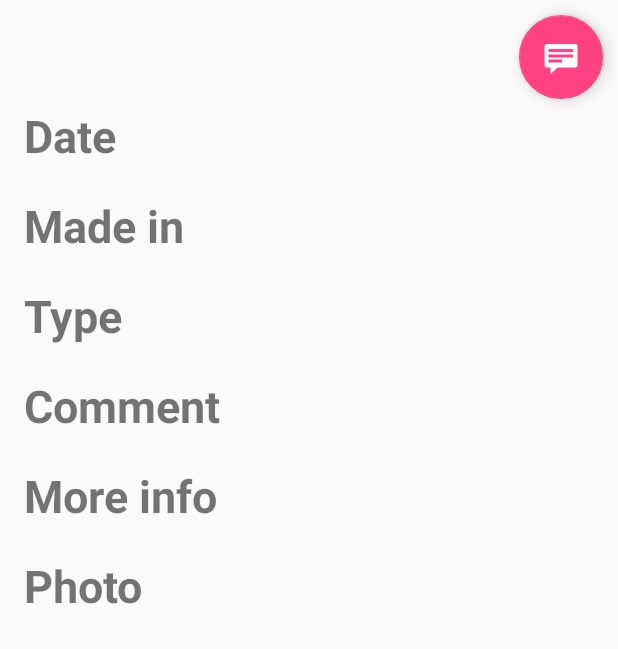
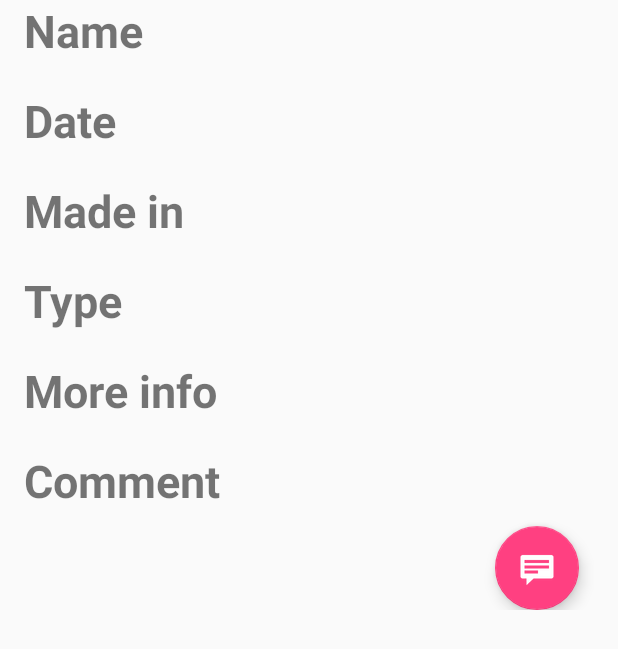
Before and after one commit to juan-filgueiras-rilo/IPM-P2, an Android app: the layout beer_detail.xml on its own in the app's theme, with its tools: preview values and no code run, on a phone screen of 412 x 824 dp. Shown: the top 649 px of the screen. Run offline under Robolectric (Android 15) with nearby library versions, the phone set to English and light mode, and no system bars.

Commit message:
ahora se muestra el nombre de la cerveza cuando estamos en pantalla doble y se han movido los comentarios abajo del todo, y el botón de agregar nuevo comentario también

```diff
--- a/Beers/app/src/main/java/es/udc/fic/ipm/beers/BeerDetailFragment.java
+++ b/Beers/app/src/main/java/es/udc/fic/ipm/beers/BeerDetailFragment.java
@@ -11,6 +11,7 @@ import android.view.View;
 import android.view.ViewGroup;
 import android.widget.EditText;
 import android.widget.ImageView;
+import android.widget.LinearLayout;
 import android.widget.TextView;
 
 import com.nostra13.universalimageloader.core.ImageLoader;
@@ -95,6 +96,7 @@ public class BeerDetailFragment extends Fragment {
 
         //esta parte del código sólo se ejecuta cuadno estoy en la actividad BeerListActivity
         //cuando estoy en BeerDetailActivity, se meten los datos desde ahí
+
         fab.setOnClickListener(new View.OnClickListener() {
             @Override
             public void onClick(View view) {
@@ -102,6 +104,8 @@ public class BeerDetailFragment extends Fragment {
                 if (!getActivity().getLocalClassName().equals("BeerDetailActivity")) {
                     //si estaba sin mostrar, lo mostramos
                     if (editText.getVisibility() == View.INVISIBLE) {
+                        //adaptamos el tamaño al contenido y lo mostramos
+                        editText.getLayoutParams().height = LinearLayout.LayoutParams.WRAP_CONTENT;
                         editText.setVisibility(View.VISIBLE);
                         //ponemos el foco sobre el campo de texto para poder escribir directamente
                         editText.requestFocus();
@@ -121,6 +125,7 @@ public class BeerDetailFragment extends Fragment {
                         }
                         editText.setText("");
                         editText.setVisibility(View.INVISIBLE);
+                        editText.getLayoutParams().height = 30;
                     }
                 }
                 //cuando clicamos en el boton, actualizamos el comentario
@@ -130,7 +135,7 @@ public class BeerDetailFragment extends Fragment {
 
         // Mostramos los datos de la cerveza
         if (beer != null) {
-            String date, madeIn, type, comment, moreInfo, photoURL;
+            String name, date, madeIn, type, comment, moreInfo, photoURL;
             //comprobamos que los datos son validos antes de insertarlos
             date = beer.getDate();
             if (date == null)
@@ -164,13 +169,17 @@ public class BeerDetailFragment extends Fragment {
                 imageLoader.init(ImageLoaderConfiguration.createDefault(getContext()));
             Activity activity = this.getActivity();
             ImageView toolbarImage = (ImageView) activity.findViewById(R.id.toolbar_imageview);
-            TextView textView = (TextView) rootView.findViewById(R.id.title_photo_viewer);
             //si estoy en pantalla única, muestro la imagen en el toolbar, sino, la muestro
-            //en un campo más
+            //en un campo más, y lo mismo con los campos del nombre, si estoy en modo unica
+            //pantalla los oculto, sino, los muestro
+            TextView textViewNameTitle = (TextView) rootView.findViewById(R.id.title_name);
+            TextView textViewNameContent = (TextView) rootView.findViewById(R.id.content_name);
             if (toolbarImage != null) {
                 imageLoader.displayImage(beer.getPhotoURL(), toolbarImage);
-                textView.setText("");
+                textViewNameTitle.getLayoutParams().height = 0;
+                textViewNameContent.getLayoutParams().height = 0;
             } else {
+                textViewNameContent.setText(beer.getName());
                 imageLoader.displayImage(beer.getPhotoURL(), imageview);
             }
         }
--- a/Beers/app/src/main/res/layout/activity_beer_detail.xml
+++ b/Beers/app/src/main/res/layout/activity_beer_detail.xml
@@ -49,24 +49,12 @@
     <android.support.v4.widget.NestedScrollView
         android:id="@+id/beer_detail_container"
         android:layout_width="match_parent"
-        android:layout_height="match_parent"
-        app:layout_behavior="@string/appbar_scrolling_view_behavior" >
+        android:layout_height="wrap_content"
+        app:layout_behavior="@string/appbar_scrolling_view_behavior">
 
 
     </android.support.v4.widget.NestedScrollView>
 
-    <!--
-    <EditText
-        android:id="@+id/comment_edit_text"
-        android:layout_width="match_parent"
-        android:layout_height="wrap_content"
-        android:hint="@string/write_your_comment"
-        app:layout_behavior="@string/appbar_scrolling_view_behavior"
-        android:visibility="invisible"
-        android:padding="10dp"
-        android:background="#ffffff"
-        />
-        -->
 
     <EditText
         android:id="@+id/comment_edit_text"
--- a/Beers/app/src/main/res/layout/beer_detail.xml
+++ b/Beers/app/src/main/res/layout/beer_detail.xml
@@ -3,41 +3,20 @@
 <RelativeLayout xmlns:android="http://schemas.android.com/apk/res/android"
     xmlns:app="http://schemas.android.com/apk/res-auto"
     android:layout_width="fill_parent"
-    android:layout_height="fill_parent">
+    android:layout_height="wrap_content">
 
 
-    <android.support.design.widget.FloatingActionButton xmlns:android="http://schemas.android.com/apk/res/android"
-        xmlns:app="http://schemas.android.com/apk/res-auto"
-        xmlns:tools="http://schemas.android.com/tools"
-        android:id="@+id/fab_message_detail"
-        android:layout_width="wrap_content"
-        android:layout_height="wrap_content"
-        android:layout_alignParentTop="true"
-        android:layout_alignParentRight="true"
-        android:foregroundGravity="top"
-        app:srcCompat="@android:drawable/stat_notify_chat"
-        android:layout_marginTop="10dp"
-        android:layout_marginRight="10dp"/>
 
-    <EditText
-        android:id="@+id/comment_edit_text_detail"
-        android:layout_width="320dp"
-        android:layout_height="wrap_content"
-        android:layout_marginTop="5dp"
-        android:layout_marginLeft="10dp"
-        android:background="@drawable/edit_text_style"
-        android:hint="@string/write_your_comment"
-        android:padding="20dp"
-        android:visibility="invisible" />
+
+
 
     <ScrollView xmlns:android="http://schemas.android.com/apk/res/android"
         android:id="@+id/ScrollView01"
         android:layout_width="match_parent"
-        android:layout_height="match_parent"
+        android:layout_height="wrap_content"
         android:fillViewport="true"
         android:scrollbars="vertical"
-        app:layout_behavior="@string/appbar_scrolling_view_behavior"
-        android:layout_below="@id/comment_edit_text_detail">
+        app:layout_behavior="@string/appbar_scrolling_view_behavior">
 
 
 
@@ -55,9 +34,24 @@
             tools:context="es.udc.fic.ipm.beers.BeerDetailFragment">
 
 
+            <ImageView
+                android:id="@+id/beer_photo_viewer"
+                android:layout_width="wrap_content"
+                android:layout_height="wrap_content"/>
 
-
-
+            <TextView
+                android:id="@+id/title_name"
+                android:layout_width="wrap_content"
+                android:layout_height="wrap_content"
+                android:textSize="30dp"
+                android:textStyle="bold"
+                android:text="@string/beer_name"
+                android:layout_below="@id/beer_photo_viewer"/>
+            <TextView
+                android:id="@+id/content_name"
+                android:layout_width="wrap_content"
+                android:layout_height="wrap_content"
+                android:layout_below="@id/title_name" />
 
             <TextView
                 android:id="@+id/title_date"
@@ -65,7 +59,8 @@
                 android:layout_height="wrap_content"
                 android:textSize="30dp"
                 android:textStyle="bold"
-                android:text="@string/beer_date" />
+                android:text="@string/beer_date"
+                android:layout_below="@id/content_name"/>
             <TextView
                 android:id="@+id/content_date"
                 android:layout_width="wrap_content"
@@ -100,19 +95,6 @@
                 android:layout_height="wrap_content"
                 android:layout_below="@id/title_type" />
 
-            <TextView
-                android:id="@+id/title_comment"
-                android:layout_width="wrap_content"
-                android:layout_height="wrap_content"
-                android:textSize="30dp"
-                android:textStyle="bold"
-                android:text="@string/beer_comment"
-                android:layout_below="@id/content_type" />
-            <TextView
-                android:id="@+id/content_comment"
-                android:layout_width="wrap_content"
-                android:layout_height="wrap_content"
-                android:layout_below="@id/title_comment" />
 
             <TextView
                 android:id="@+id/title_more_info"
@@ -121,25 +103,52 @@
                 android:textSize="30dp"
                 android:textStyle="bold"
                 android:text="@string/beer_more_info"
-                android:layout_below="@id/content_comment" />
+                android:layout_below="@id/content_type" />
             <TextView
                 android:id="@+id/content_more_info"
                 android:layout_width="wrap_content"
                 android:layout_height="wrap_content"
                 android:layout_below="@id/title_more_info" />
+
             <TextView
-                android:id="@+id/title_photo_viewer"
+                android:id="@+id/title_comment"
                 android:layout_width="wrap_content"
                 android:layout_height="wrap_content"
                 android:textSize="30dp"
                 android:textStyle="bold"
-                android:text="@string/beer_photo"
+                android:text="@string/beer_comment"
                 android:layout_below="@id/content_more_info" />
-            <ImageView
-                android:id="@+id/beer_photo_viewer"
+            <TextView
+                android:id="@+id/content_comment"
                 android:layout_width="wrap_content"
                 android:layout_height="wrap_content"
-                android:layout_below="@id/title_photo_viewer"/>
+                android:layout_below="@id/comment_edit_text_detail" />
+
+            <EditText
+                android:id="@+id/comment_edit_text_detail"
+                android:layout_width="300dp"
+                android:layout_height="30dp"
+                android:layout_marginTop="5dp"
+                android:layout_marginLeft="10dp"
+                android:background="@drawable/edit_text_style"
+                android:hint="@string/write_your_comment"
+                android:padding="5dp"
+                android:visibility="invisible"
+                android:layout_below="@id/title_comment"/>
+
+            <android.support.design.widget.FloatingActionButton xmlns:android="http://schemas.android.com/apk/res/android"
+                xmlns:app="http://schemas.android.com/apk/res-auto"
+                xmlns:tools="http://schemas.android.com/tools"
+                android:id="@+id/fab_message_detail"
+                android:layout_width="wrap_content"
+                android:layout_height="wrap_content"
+                android:layout_alignParentRight="true"
+                android:foregroundGravity="top"
+                app:srcCompat="@android:drawable/stat_notify_chat"
+                android:layout_marginTop="10dp"
+                android:layout_marginRight="10dp"
+                android:layout_below="@id/title_comment"/>
+
 
 
 
```
